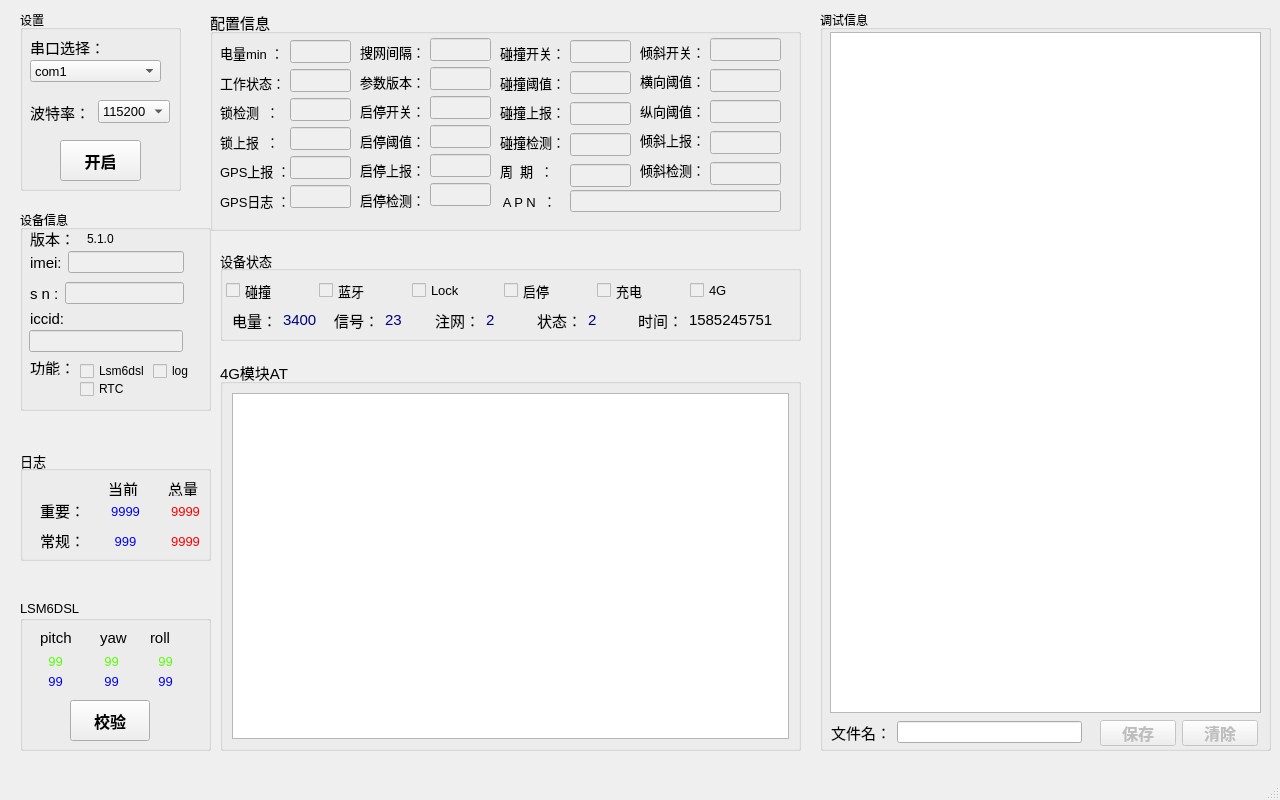
Old version of the form Tool/mainwindow.ui in the repository HGD01/Tool.
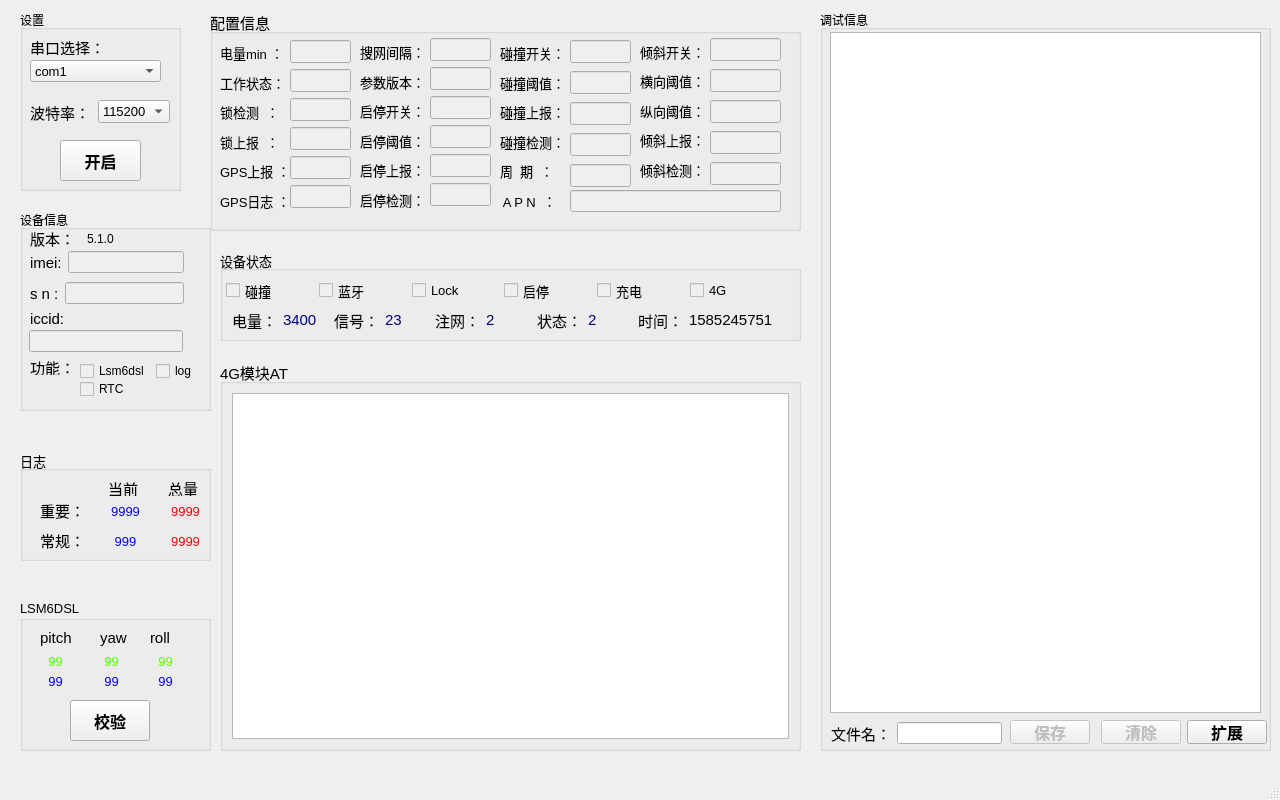
New version of the form.

The edit to the form file:
```diff
--- a/Tool/mainwindow.ui
+++ b/Tool/mainwindow.ui
@@ -1084,7 +1084,7 @@
       <rect>
        <x>60</x>
        <y>150</y>
-       <width>114</width>
+       <width>118</width>
        <height>23</height>
       </rect>
      </property>
@@ -1639,59 +1639,13 @@
       </font>
      </property>
     </widget>
-    <widget class="QWidget" name="layoutWidget">
-     <property name="geometry">
-      <rect>
-       <x>280</x>
-       <y>710</y>
-       <width>158</width>
-       <height>26</height>
-      </rect>
-     </property>
-     <layout class="QHBoxLayout" name="horizontalLayout_14">
-      <item>
-       <widget class="QPushButton" name="savebutton">
-        <property name="enabled">
-         <bool>false</bool>
-        </property>
-        <property name="font">
-         <font>
-          <pointsize>12</pointsize>
-          <weight>75</weight>
-          <bold>true</bold>
-         </font>
-        </property>
-        <property name="text">
-         <string>保存</string>
-        </property>
-       </widget>
-      </item>
-      <item>
-       <widget class="QPushButton" name="Clear">
-        <property name="enabled">
-         <bool>false</bool>
-        </property>
-        <property name="font">
-         <font>
-          <pointsize>12</pointsize>
-          <weight>75</weight>
-          <bold>true</bold>
-         </font>
-        </property>
-        <property name="text">
-         <string>清除</string>
-        </property>
-       </widget>
-      </item>
-     </layout>
-    </widget>
     <widget class="QWidget" name="layoutWidget">
      <property name="geometry">
       <rect>
        <x>11</x>
        <y>711</y>
-       <width>251</width>
-       <height>22</height>
+       <width>171</width>
+       <height>24</height>
       </rect>
      </property>
      <layout class="QHBoxLayout" name="horizontalLayout_15">
@@ -1716,6 +1670,75 @@
       </item>
      </layout>
     </widget>
+    <widget class="QPushButton" name="savebutton">
+     <property name="enabled">
+      <bool>false</bool>
+     </property>
+     <property name="geometry">
+      <rect>
+       <x>190</x>
+       <y>710</y>
+       <width>80</width>
+       <height>24</height>
+      </rect>
+     </property>
+     <property name="font">
+      <font>
+       <pointsize>12</pointsize>
+       <weight>75</weight>
+       <bold>true</bold>
+      </font>
+     </property>
+     <property name="text">
+      <string>保存</string>
+     </property>
+    </widget>
+    <widget class="QPushButton" name="Clear">
+     <property name="enabled">
+      <bool>false</bool>
+     </property>
+     <property name="geometry">
+      <rect>
+       <x>281</x>
+       <y>710</y>
+       <width>80</width>
+       <height>24</height>
+      </rect>
+     </property>
+     <property name="font">
+      <font>
+       <pointsize>12</pointsize>
+       <weight>75</weight>
+       <bold>true</bold>
+      </font>
+     </property>
+     <property name="text">
+      <string>清除</string>
+     </property>
+    </widget>
+    <widget class="QPushButton" name="Extend">
+     <property name="enabled">
+      <bool>true</bool>
+     </property>
+     <property name="geometry">
+      <rect>
+       <x>367</x>
+       <y>710</y>
+       <width>80</width>
+       <height>24</height>
+      </rect>
+     </property>
+     <property name="font">
+      <font>
+       <pointsize>12</pointsize>
+       <weight>75</weight>
+       <bold>true</bold>
+      </font>
+     </property>
+     <property name="text">
+      <string>扩展</string>
+     </property>
+    </widget>
    </widget>
    <widget class="QGroupBox" name="groupBox_8">
     <property name="geometry">
```
Left out of the diff: 2 changed lines with no effect on the pictures.
